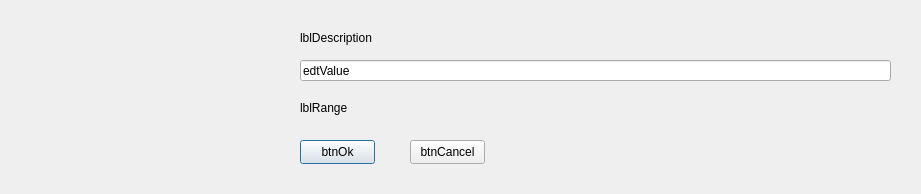
adeccscholar/adecc_FileDlg, file Src/Visual Studio/Qt6/InputDlgClass.ui: the form before one commit.
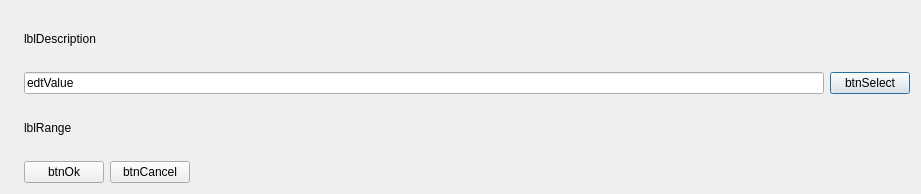
The form after the commit. Icons and pictures are not drawn.

What changed in the file:
```diff
--- a/Src/Visual Studio/Qt6/InputDlgClass.ui
+++ b/Src/Visual Studio/Qt6/InputDlgClass.ui
@@ -13,15 +13,9 @@
   <property name="windowTitle">
    <string>InputDlgClass</string>
   </property>
+  <layout class="QHBoxLayout" name="horizontalLayout_3">
+   <item>
   <widget class="QLabel" name="label">
-   <property name="geometry">
-    <rect>
-     <x>30</x>
-     <y>-10</y>
-     <width>201</width>
-     <height>181</height>
-    </rect>
-   </property>
    <property name="text">
     <string/>
    </property>
@@ -32,71 +26,87 @@
     <bool>true</bool>
    </property>
   </widget>
+   </item>
+   <item>
+    <layout class="QVBoxLayout" name="verticalLayout">
+     <item>
   <widget class="QLabel" name="lblDescription">
-   <property name="geometry">
-    <rect>
-     <x>300</x>
-     <y>30</y>
-     <width>581</width>
-     <height>16</height>
-    </rect>
-   </property>
    <property name="text">
     <string>lblDescription</string>
    </property>
   </widget>
-  <widget class="QLabel" name="lblRange">
-   <property name="geometry">
-    <rect>
-     <x>300</x>
-     <y>100</y>
-     <width>591</width>
-     <height>16</height>
-    </rect>
-   </property>
-   <property name="text">
-    <string>lblRange</string>
-   </property>
-  </widget>
+     </item>
+     <item>
+      <layout class="QHBoxLayout" name="horizontalLayout">
+       <item>
   <widget class="QLineEdit" name="edtValue">
-   <property name="geometry">
-    <rect>
-     <x>300</x>
-     <y>60</y>
-     <width>591</width>
-     <height>21</height>
-    </rect>
+         <property name="minimumSize">
+          <size>
+           <width>0</width>
+           <height>0</height>
+          </size>
    </property>
    <property name="text">
     <string>edtValue</string>
    </property>
   </widget>
+       </item>
+       <item>
+        <widget class="QPushButton" name="btnSelect">
+         <property name="sizePolicy">
+          <sizepolicy hsizetype="Fixed" vsizetype="Fixed">
+           <horstretch>0</horstretch>
+           <verstretch>0</verstretch>
+          </sizepolicy>
+         </property>
+         <property name="text">
+          <string>btnSelect</string>
+         </property>
+        </widget>
+       </item>
+      </layout>
+     </item>
+     <item>
+      <widget class="QLabel" name="lblRange">
+       <property name="text">
+        <string>lblRange</string>
+       </property>
+      </widget>
+     </item>
+     <item>
+      <layout class="QHBoxLayout" name="horizontalLayout_2">
+       <item>
   <widget class="QPushButton" name="btnOk">
-   <property name="geometry">
-    <rect>
-     <x>300</x>
-     <y>140</y>
-     <width>75</width>
-     <height>24</height>
-    </rect>
-   </property>
    <property name="text">
     <string>btnOk</string>
    </property>
   </widget>
+       </item>
+       <item>
   <widget class="QPushButton" name="btnCancel">
-   <property name="geometry">
-    <rect>
-     <x>410</x>
-     <y>140</y>
-     <width>75</width>
-     <height>24</height>
-    </rect>
-   </property>
    <property name="text">
     <string>btnCancel</string>
    </property>
   </widget>
+       </item>
+       <item>
+        <spacer name="horizontalSpacer">
+         <property name="orientation">
+          <enum>Qt::Horizontal</enum>
+         </property>
+         <property name="sizeHint" stdset="0">
+          <size>
+           <width>40</width>
+           <height>20</height>
+          </size>
+         </property>
+        </spacer>
+       </item>
+      </layout>
+     </item>
+    </layout>
+   </item>
+  </layout>
  </widget>
  <layoutdefault spacing="6" margin="11"/>
  <resources>
```
Lines whose indentation alone changed are shown as unchanged.
